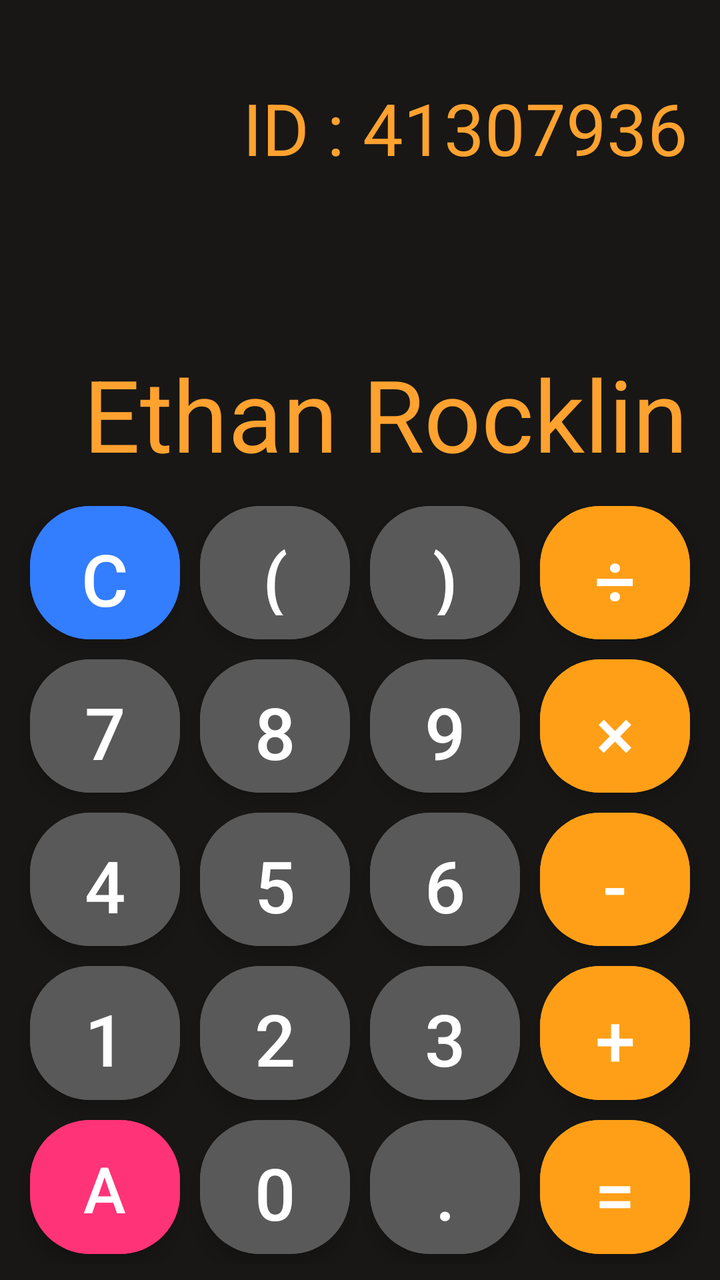
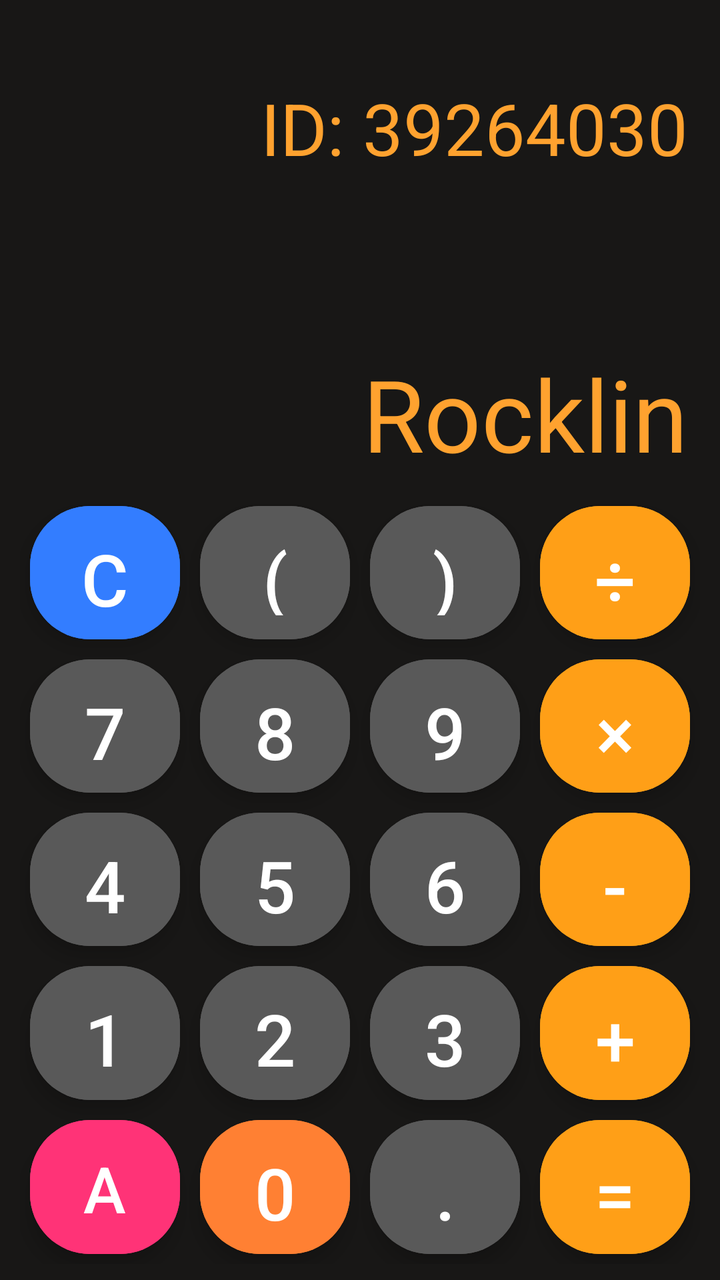

Compare the two renders of this Android layout. The source of the first and the diff that turns it into the second are given below.
<!-- AndroidManifest.xml: application theme Theme.Calculator -->
<!-- res/layout/activity_main.xml -->
<?xml version="1.0" encoding="utf-8"?>
<androidx.constraintlayout.widget.ConstraintLayout xmlns:android="http://schemas.android.com/apk/res/android"
    xmlns:app="http://schemas.android.com/apk/res-auto"
    xmlns:tools="http://schemas.android.com/tools"
    android:id="@+id/main"
    android:layout_width="match_parent"
    android:layout_height="match_parent"
    android:background="#181716"
    tools:context=".MainActivity">

    

    <TextView
        android:id="@+id/expressionTV"
        android:layout_width="0dp"
        android:layout_height="0dp"
        android:layout_margin="16dp"
        android:layout_marginEnd="16dp"
        android:text="ID : 41307936"
        android:textSize="36sp"
        android:textColor="#ffa22f"
        android:gravity="center|end"
        app:layout_constraintHeight_percent="0.15"
        app:layout_constraintEnd_toEndOf="parent"
        app:layout_constraintStart_toStartOf="parent"
        app:layout_constraintTop_toTopOf="parent"/>

    <TextView
        android:id="@+id/resultTV"
        android:layout_width="0dp"
        android:layout_height="0dp"
        android:layout_marginLeft="16dp"
        android:layout_marginRight="16dp"
        android:text="Ethan Rocklin"
        android:textSize="50sp"
        android:textColor="#ffa22f"
        android:gravity="bottom|end"
        app:layout_constraintHeight_percent="0.2"
        app:layout_constraintEnd_toEndOf="parent"
        app:layout_constraintStart_toStartOf="parent"
        app:layout_constraintTop_toBottomOf="@+id/expressionTV" />

    

    <GridLayout
        android:id="@+id/gridLayout"
        android:layout_width="0dp"
        android:layout_height="0dp"
        android:layout_marginLeft="10dp"
        android:layout_marginRight="10dp"
        android:columnCount="4"
        android:rowCount="5"
        app:layout_constraintTop_toBottomOf="@+id/resultTV"
        app:layout_constraintHeight_percent="0.60"
        app:layout_constraintBottom_toBottomOf="parent"
        app:layout_constraintStart_toStartOf="parent"
        app:layout_constraintEnd_toEndOf="parent">

        
        <com.google.android.material.button.MaterialButton
            android:id="@+id/buttonC"
            style="@style/GridButton"
            android:backgroundTint="@color/c_button"
            android:text="C"
            android:onClick="clear"
            app:cornerRadius="30dp" />

        <com.google.android.material.button.MaterialButton
            android:id="@+id/buttonLP"
            style="@style/GridButton"
            android:backgroundTint="@color/num_button"
            android:text="("
            android:onClick="appendCalc"
            app:cornerRadius="30dp" />

        <com.google.android.material.button.MaterialButton
            android:id="@+id/buttonRP"
            style="@style/GridButton"
            android:backgroundTint="@color/num_button"
            android:text=")"
            android:onClick="appendCalc"
            app:cornerRadius="30dp" />

        <com.google.android.material.button.MaterialButton
            android:id="@+id/buttonDivide"
            style="@style/GridButton"
            android:backgroundTint="@color/op_button"
            android:text="@string/division"
            android:onClick="appendDiv"
            app:cornerRadius="30dp" />

        
        <com.google.android.material.button.MaterialButton
            android:id="@+id/button7"
            style="@style/GridButton"
            android:backgroundTint="@color/num_button"
            android:text="7"
            android:onClick="appendCalc"
            app:cornerRadius="30dp" />

        <com.google.android.material.button.MaterialButton
            android:id="@+id/button8"
            style="@style/GridButton"
            android:backgroundTint="@color/num_button"
            android:text="8"
            android:onClick="appendCalc"
            app:cornerRadius="30dp" />

        <com.google.android.material.button.MaterialButton
            android:id="@+id/button9"
            style="@style/GridButton"
            android:backgroundTint="@color/num_button"
            android:text="9"
            android:onClick="appendCalc"
            app:cornerRadius="30dp" />

        <com.google.android.material.button.MaterialButton
            android:id="@+id/buttonMultiply"
            style="@style/GridButton"
            android:backgroundTint="@color/op_button"
            android:text="@string/multiply"
            android:onClick="appendMulti"
            app:cornerRadius="30dp" />

        
        <com.google.android.material.button.MaterialButton
            android:id="@+id/button4"
            style="@style/GridButton"
            android:backgroundTint="@color/num_button"
            android:text="4"
            android:onClick="appendCalc"
            app:cornerRadius="30dp" />

        <com.google.android.material.button.MaterialButton
            android:id="@+id/button5"
            style="@style/GridButton"
            android:backgroundTint="@color/num_button"
            android:text="5"
            android:onClick="appendCalc"
            app:cornerRadius="30dp" />

        <com.google.android.material.button.MaterialButton
            android:id="@+id/button6"
            style="@style/GridButton"
            android:backgroundTint="@color/num_button"
            android:text="6"
            android:onClick="appendCalc"
            app:cornerRadius="30dp" />

        <com.google.android.material.button.MaterialButton
            android:id="@+id/buttonMinus"
            style="@style/GridButton"
            android:backgroundTint="@color/op_button"
            android:text="-"
            android:onClick="appendCalc"
            app:cornerRadius="30dp" />

        
        <com.google.android.material.button.MaterialButton
            android:id="@+id/button1"
            style="@style/GridButton"
            android:backgroundTint="@color/num_button"
            android:text="1"
            android:onClick="appendCalc"
            app:cornerRadius="30dp" />

        <com.google.android.material.button.MaterialButton
            android:id="@+id/button2"
            style="@style/GridButton"
            android:backgroundTint="@color/num_button"
            android:text="2"
            android:onClick="appendCalc"
            app:cornerRadius="30dp" />

        <com.google.android.material.button.MaterialButton
            android:id="@+id/button3"
            style="@style/GridButton"
            android:backgroundTint="@color/num_button"
            android:text="3"
            android:onClick="appendCalc"
            app:cornerRadius="30dp" />

        <com.google.android.material.button.MaterialButton
            android:id="@+id/buttonPlus"
            style="@style/GridButton"
            android:backgroundTint="@color/op_button"
            android:text="+"
            android:onClick="appendCalc"
            app:cornerRadius="30dp" />

        
        <com.google.android.material.button.MaterialButton
            android:id="@+id/buttonAC"
            style="@style/GridButton"
            android:backgroundTint="@color/ac_button"
            android:text="AC"
            android:textSize="32sp"
            android:onClick="clearAll"
            app:cornerRadius="30dp" />

        <com.google.android.material.button.MaterialButton
            android:id="@+id/button0"
            style="@style/GridButton"
            android:backgroundTint="@color/num_button"
            android:text="0"
            android:onClick="appendCalc"
            app:cornerRadius="30dp" />

        <com.google.android.material.button.MaterialButton
            android:id="@+id/buttonDecimal"
            style="@style/GridButton"
            android:backgroundTint="@color/num_button"
            android:text="."
            android:onClick="appendCalc"
            app:cornerRadius="30dp" />

        <com.google.android.material.button.MaterialButton
            android:id="@+id/buttonEqual"
            style="@style/GridButton"
            android:backgroundTint="@color/op_button"
            android:text="="
            android:onClick="calculateResult"
            app:cornerRadius="30dp" />

    </GridLayout>

</androidx.constraintlayout.widget.ConstraintLayout>
<!-- resources referenced by this layout -->
<resources>
  <color name="ac_button">#FF3377</color>
  <color name="c_button">#337DFF</color>
  <color name="num_button">#595959</color>
  <color name="op_button">#FF9F17</color>
  <string name="division">÷</string>
  <string name="multiply">×</string>
  <style name="GridButton" parent="Widget.MaterialComponents.ExtendedFloatingActionButton">
          <item name="android:layout_width">0dp</item>
          <item name="android:layout_height">0dp</item>
          <item name="android:layout_columnWeight">1</item>
          <item name="android:layout_rowWeight">1</item>
          <item name="android:layout_margin">5dp</item>
          <item name="android:textColor">#ffffff</item>
          <item name="android:textSize">36sp</item>
      </style>
  <style name="Theme.Calculator" parent="Base.Theme.Calculator" />
  <style name="Base.Theme.Calculator" parent="Theme.Material3.DayNight.NoActionBar">
          
          
      </style>
</resources>

<!-- the commit's change to res/layout/activity_main.xml (unified diff, before → after) -->
@@ -16,7 +16,7 @@
         android:layout_height="0dp"
         android:layout_margin="16dp"
         android:layout_marginEnd="16dp"
-        android:text="ID : 41307936"
+        android:text="@string/student_id"
         android:textSize="36sp"
         android:textColor="#ffa22f"
         android:gravity="center|end"
@@ -31,7 +31,7 @@
         android:layout_height="0dp"
         android:layout_marginLeft="16dp"
         android:layout_marginRight="16dp"
-        android:text="Ethan Rocklin"
+        android:text="@string/last_name"
         android:textSize="50sp"
         android:textColor="#ffa22f"
         android:gravity="bottom|end"
@@ -61,7 +61,7 @@
             android:id="@+id/buttonC"
             style="@style/GridButton"
             android:backgroundTint="@color/c_button"
-            android:text="C"
+            android:text="@string/C"
             android:onClick="clear"
             app:cornerRadius="30dp" />
 
@@ -69,16 +69,16 @@
             android:id="@+id/buttonLP"
             style="@style/GridButton"
             android:backgroundTint="@color/num_button"
-            android:text="("
-            android:onClick="appendCalc"
+            android:text="@string/opening_p"
+            android:onClick="appendExpr"
             app:cornerRadius="30dp" />
 
         <com.google.android.material.button.MaterialButton
             android:id="@+id/buttonRP"
             style="@style/GridButton"
             android:backgroundTint="@color/num_button"
-            android:text=")"
-            android:onClick="appendCalc"
+            android:text="@string/closing_p"
+            android:onClick="appendExpr"
             app:cornerRadius="30dp" />
 
         <com.google.android.material.button.MaterialButton
@@ -94,24 +94,24 @@
             android:id="@+id/button7"
             style="@style/GridButton"
             android:backgroundTint="@color/num_button"
-            android:text="7"
-            android:onClick="appendCalc"
+            android:text="@string/_7"
+            android:onClick="appendExpr"
             app:cornerRadius="30dp" />
 
         <com.google.android.material.button.MaterialButton
             android:id="@+id/button8"
             style="@style/GridButton"
             android:backgroundTint="@color/num_button"
-            android:text="8"
-            android:onClick="appendCalc"
+            android:text="@string/_8"
+            android:onClick="appendExpr"
             app:cornerRadius="30dp" />
 
         <com.google.android.material.button.MaterialButton
             android:id="@+id/button9"
             style="@style/GridButton"
             android:backgroundTint="@color/num_button"
-            android:text="9"
-            android:onClick="appendCalc"
+            android:text="@string/_9"
+            android:onClick="appendExpr"
             app:cornerRadius="30dp" />
 
         <com.google.android.material.button.MaterialButton
@@ -127,32 +127,32 @@
             android:id="@+id/button4"
             style="@style/GridButton"
             android:backgroundTint="@color/num_button"
-            android:text="4"
-            android:onClick="appendCalc"
+            android:text="@string/_4"
+            android:onClick="appendExpr"
             app:cornerRadius="30dp" />
 
         <com.google.android.material.button.MaterialButton
             android:id="@+id/button5"
             style="@style/GridButton"
             android:backgroundTint="@color/num_button"
-            android:text="5"
-            android:onClick="appendCalc"
+            android:text="@string/_5"
+            android:onClick="appendExpr"
             app:cornerRadius="30dp" />
 
         <com.google.android.material.button.MaterialButton
             android:id="@+id/button6"
             style="@style/GridButton"
             android:backgroundTint="@color/num_button"
-            android:text="6"
-            android:onClick="appendCalc"
+            android:text="@string/_6"
+            android:onClick="appendExpr"
             app:cornerRadius="30dp" />
 
         <com.google.android.material.button.MaterialButton
             android:id="@+id/buttonMinus"
             style="@style/GridButton"
             android:backgroundTint="@color/op_button"
-            android:text="-"
-            android:onClick="appendCalc"
+            android:text="@string/minus"
+            android:onClick="appendExpr"
             app:cornerRadius="30dp" />
 
         
@@ -160,32 +160,32 @@
             android:id="@+id/button1"
             style="@style/GridButton"
             android:backgroundTint="@color/num_button"
-            android:text="1"
-            android:onClick="appendCalc"
+            android:text="@string/_1"
+            android:onClick="appendExpr"
             app:cornerRadius="30dp" />
 
         <com.google.android.material.button.MaterialButton
             android:id="@+id/button2"
             style="@style/GridButton"
             android:backgroundTint="@color/num_button"
-            android:text="2"
-            android:onClick="appendCalc"
+            android:text="@string/_2"
+            android:onClick="appendExpr"
             app:cornerRadius="30dp" />
 
         <com.google.android.material.button.MaterialButton
             android:id="@+id/button3"
             style="@style/GridButton"
             android:backgroundTint="@color/num_button"
-            android:text="3"
-            android:onClick="appendCalc"
+            android:text="@string/_3"
+            android:onClick="appendExpr"
             app:cornerRadius="30dp" />
 
         <com.google.android.material.button.MaterialButton
             android:id="@+id/buttonPlus"
             style="@style/GridButton"
             android:backgroundTint="@color/op_button"
-            android:text="+"
-            android:onClick="appendCalc"
+            android:text="@string/plus"
+            android:onClick="appendExpr"
             app:cornerRadius="30dp" />
 
         
@@ -193,7 +193,7 @@
             android:id="@+id/buttonAC"
             style="@style/GridButton"
             android:backgroundTint="@color/ac_button"
-            android:text="AC"
+            android:text="@string/ac"
             android:textSize="32sp"
             android:onClick="clearAll"
             app:cornerRadius="30dp" />
@@ -201,24 +201,24 @@
         <com.google.android.material.button.MaterialButton
             android:id="@+id/button0"
             style="@style/GridButton"
-            android:backgroundTint="@color/num_button"
-            android:text="0"
-            android:onClick="appendCalc"
+            android:backgroundTint="@color/zero_button"
+            android:text="@string/_0"
+            android:onClick="appendExpr"
             app:cornerRadius="30dp" />
 
         <com.google.android.material.button.MaterialButton
             android:id="@+id/buttonDecimal"
             style="@style/GridButton"
             android:backgroundTint="@color/num_button"
-            android:text="."
-            android:onClick="appendCalc"
+            android:text="@string/decimal"
+            android:onClick="appendExpr"
             app:cornerRadius="30dp" />
 
         <com.google.android.material.button.MaterialButton
             android:id="@+id/buttonEqual"
             style="@style/GridButton"
             android:backgroundTint="@color/op_button"
-            android:text="="
+            android:text="@string/equals"
             android:onClick="calculateResult"
             app:cornerRadius="30dp" />
 
<!-- resource entries referenced after the edit -->
@@ -4,8 +4,29 @@
   <color name="c_button">#337DFF</color>
   <color name="num_button">#595959</color>
   <color name="op_button">#FF9F17</color>
+  <color name="zero_button">#FF8033</color>
+  <string name="C">C</string>
+  <string name="_0">0</string>
+  <string name="_1">1</string>
+  <string name="_2">2</string>
+  <string name="_3">3</string>
+  <string name="_4">4</string>
+  <string name="_5">5</string>
+  <string name="_6">6</string>
+  <string name="_7">7</string>
+  <string name="_8">8</string>
+  <string name="_9">9</string>
+  <string name="ac">AC</string>
+  <string name="closing_p">)</string>
+  <string name="decimal">.</string>
   <string name="division">÷</string>
+  <string name="equals">=</string>
+  <string name="last_name">Rocklin</string>
+  <string name="minus">-</string>
   <string name="multiply">×</string>
+  <string name="opening_p">(</string>
+  <string name="plus">+</string>
+  <string name="student_id">ID: 39264030</string>
   <style name="GridButton" parent="Widget.MaterialComponents.ExtendedFloatingActionButton">
           <item name="android:layout_width">0dp</item>
           <item name="android:layout_height">0dp</item>
